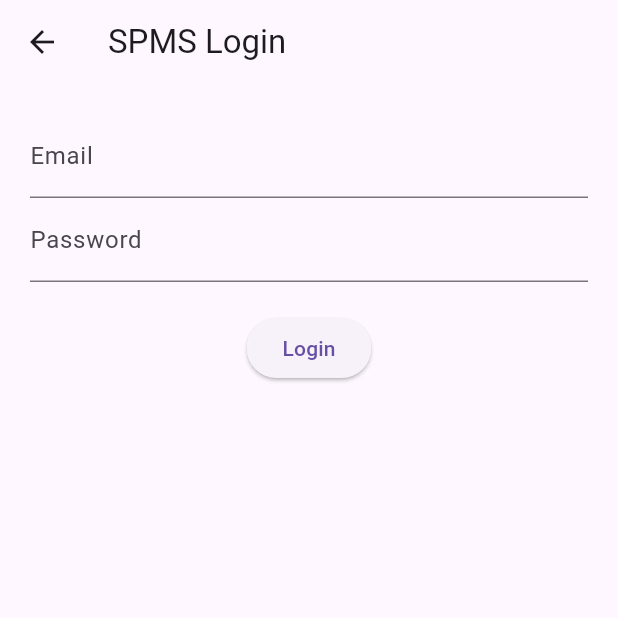
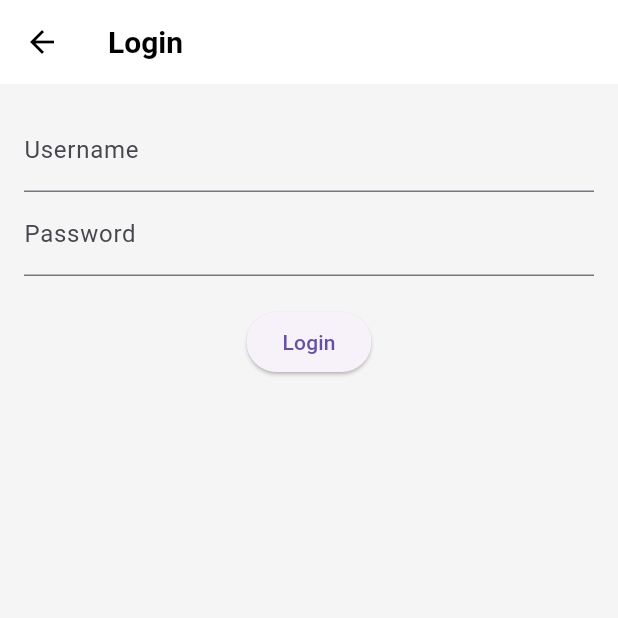
Before and after one commit to qmuuoryan/spms-frontend, a Flutter app: the screen it shows after launch, after a tap on "Login", on a phone screen of 412 x 824 dp, the top half of it. Run offline on Flutter 3.47's test engine with Material 3 defaults, Android fonts, the phone set to English and light mode, and no system bars; network calls fail.

```diff
--- a/lib/index_page.dart
+++ b/lib/index_page.dart
@@ -1,6 +1,8 @@
 import 'package:flutter/material.dart';
 import 'screens/login_screen.dart';
 import 'screens/register_screen.dart';
+import 'widgets/navbar.dart';
+import 'widgets/footer.dart';
 
 class IndexPage extends StatelessWidget {
   const IndexPage({super.key});
@@ -8,51 +10,68 @@ class IndexPage extends StatelessWidget {
   @override
   Widget build(BuildContext context) {
     return Scaffold(
-      appBar: AppBar(
-        title: const Text("SPMS", style: TextStyle(fontWeight: FontWeight.bold)),
-        actions: [
-          TextButton(
-            onPressed: () {
-              Navigator.push(
-                context,
-                MaterialPageRoute(builder: (_) => const LoginScreen()),
-              );
-            },
-            child: const Text("Login", style: TextStyle(color: Colors.black)),
+      appBar: const NavBar(),
+      body: Container(
+        decoration: const BoxDecoration(
+          gradient: LinearGradient(
+            colors: [Color(0xFFE0F7FA), Color(0xFFB2EBF2)],
+            begin: Alignment.topCenter,
+            end: Alignment.bottomCenter,
           ),
-          TextButton(
-            onPressed: () {
-              Navigator.push(
-                context,
-                MaterialPageRoute(builder: (_) => const RegisterScreen()),
-              );
-            },
-            child: const Text("Register", style: TextStyle(color: Colors.black)),
+        ),
+        child: ListView(
+          children: [
+            const SizedBox(height: 20),
+            Center(
+              child: Image.asset(
+                'assets/images/spms_banner.png',
+                height: 200,
+                fit: BoxFit.contain,
+              ),
+            ),
+            const SizedBox(height: 30),
+            Center(
+              child: Container(
+                margin: const EdgeInsets.symmetric(horizontal: 24),
+                padding: const EdgeInsets.all(20),
+                decoration: BoxDecoration(
+                  color: Colors.white.withOpacity(0.95),
+                  borderRadius: BorderRadius.circular(16),
+                  boxShadow: [
+                    BoxShadow(
+                      color: Colors.teal.shade100,
+                      blurRadius: 12,
+                      offset: const Offset(0, 6),
                     ),
                   ],
                 ),
-      body: Center(
-        child: Container(
-          padding: const EdgeInsets.symmetric(horizontal: 30, vertical: 40),
-          child: Column(
-            mainAxisAlignment: MainAxisAlignment.center,
-            children: const [
+                child: const Column(
+                  children: [
                     Text(
                       "Senior Project Management System (SPMS)",
-                style: TextStyle(fontSize: 24, fontWeight: FontWeight.bold),
+                      style: TextStyle(
+                        fontSize: 24,
+                        fontWeight: FontWeight.bold,
+                        color: Colors.teal,
+                      ),
                       textAlign: TextAlign.center,
                     ),
                     SizedBox(height: 20),
                     Text(
-                "SPMS is a comprehensive platform to manage student final-year projects, "
-                "including topic submission, supervisor allocation, proposal review, and progress tracking.",
+                      "SPMS is a comprehensive platform for managing final-year student projects. "
+                      "It supports topic submission, supervisor assignment, proposal reviews, and real-time progress tracking.",
+                      style: TextStyle(fontSize: 16, height: 1.6),
                       textAlign: TextAlign.center,
-                style: TextStyle(fontSize: 16, height: 1.5),
                     ),
                   ],
                 ),
               ),
             ),
+            const SizedBox(height: 60),
+            const Center(child: Footer()),
+          ],
+        ),
+      ),
     );
   }
 }
--- a/lib/main.dart
+++ b/lib/main.dart
@@ -1,11 +1,10 @@
 import 'package:flutter/material.dart';
-import 'index_page.dart';
 import 'screens/login_screen.dart';
 import 'screens/register_screen.dart';
 import 'screens/student_dashboard.dart';
 import 'screens/supervisor_dashboard.dart';
 import 'screens/lecturer_dashboard.dart';
-import 'screens/admin_dashboard.dart';
+import 'index_page.dart';
 
 void main() {
   runApp(const SPMSApp());
@@ -19,15 +18,28 @@ class SPMSApp extends StatelessWidget {
     return MaterialApp(
       title: 'SPMS',
       debugShowCheckedModeBanner: false,
-      theme: ThemeData(primarySwatch: Colors.teal),
-      home: const IndexPage(),
+      theme: ThemeData(
+        primarySwatch: Colors.indigo,
+        scaffoldBackgroundColor: Colors.grey[100],
+        appBarTheme: const AppBarTheme(
+          backgroundColor: Colors.white,
+          elevation: 0,
+          iconTheme: IconThemeData(color: Colors.black),
+          titleTextStyle: TextStyle(
+            color: Colors.black,
+            fontSize: 20,
+            fontWeight: FontWeight.bold,
+          ),
+        ),
+      ),
+      initialRoute: '/',
       routes: {
-        '/login': (_) => const LoginScreen(),
-        '/register': (_) => const RegisterScreen(),
-        '/student_home': (_) => const StudentDashboard(),
-        '/supervisor_home': (_) => const SupervisorDashboard(),
-        '/lecturer_home': (_) => const LecturerDashboard(),
-        '/admin_home': (_) => const AdminDashboard(),
+        '/': (context) => const IndexPage(),
+        '/login': (context) => const LoginScreen(),
+        '/register': (context) => const RegisterScreen(),
+        '/student_home': (context) => const Scaffold(body: Center(child: Text("Student Dashboard Placeholder"))),
+        '/supervisor_home': (context) => const Scaffold(body: Center(child: Text("Supervisor Dashboard Placeholder"))),
+        '/lecturer_home': (context) => const Scaffold(body: Center(child: Text("Lecturer Dashboard Placeholder"))),
       },
     );
   }
--- a/lib/screens/login_screen.dart
+++ b/lib/screens/login_screen.dart
@@ -1,71 +1,68 @@
 import 'package:flutter/material.dart';
 import '../services/api_service.dart';
+import 'student_dashboard.dart';
+import 'supervisor_dashboard.dart';
+import 'lecturer_dashboard.dart';
 
 class LoginScreen extends StatefulWidget {
   const LoginScreen({super.key});
 
   @override
-  _LoginScreenState createState() => _LoginScreenState();
+  State<LoginScreen> createState() => _LoginScreenState();
 }
 
 class _LoginScreenState extends State<LoginScreen> {
-  final emailController = TextEditingController();
-  final passwordController = TextEditingController();
-  String? errorMessage;
+  final TextEditingController emailController = TextEditingController();
+  final TextEditingController passwordController = TextEditingController();
+  bool isLoading = false;
 
-  void handleLogin() async {
-    print("Login button pressed");
-    print("Email: ${emailController.text}");
-    print("Password: ${passwordController.text}");
-
-
-
+  void loginUser() async {
+    setState(() => isLoading = true);
     try {
-      final result = await ApiService.login(
-        emailController.text,
-        passwordController.text,
-      );
-      print("Login Response: $result");
-
-      final token = result['token'];
-      final role = result['role'];
-
-      ScaffoldMessenger.of(context).showSnackBar(
-        SnackBar(content: Text('Login successful! Role: $role')),
+      final response = await ApiService.login(
+        emailController.text.trim(),
+        passwordController.text.trim(),
       );
 
+      final token = response['token'];
+      final role = response['role'];
+
       if (role == 'student') {
-        Navigator.pushReplacementNamed(context, '/student_home');
-      }
-      else if (role == 'supervisor') {
-        Navigator.pushReplacementNamed(context, '/supervisor_home');
-      }
-      else if (role == 'lecturer'){
-        Navigator.pushReplacementNamed(context, '/lecturer_home');
-      }
-      else if (role == 'admin'){
-        Navigator.pushReplacementNamed(context, '/admin_home');
-      }
-      else {
-        setState(() => errorMessage = "Unknown role: $role");
+        Navigator.pushReplacement(
+          context,
+          MaterialPageRoute(builder: (_) => StudentDashboard(token: token)),
+        );
+      } else if (role == 'supervisor') {
+        Navigator.pushReplacement(
+          context,
+          MaterialPageRoute(builder: (_) => SupervisorDashboard(token: token)),
+        );
+      } else if (role == 'lecturer') {
+        Navigator.pushReplacement(
+          context,
+          MaterialPageRoute(builder: (_) => LecturerDashboard(token: token)),
+        );
       }
     } catch (e) {
-      print("Login failed: $e");
-      setState(() => errorMessage = e.toString());
+      ScaffoldMessenger.of(context).showSnackBar(
+        SnackBar(content: Text(e.toString())),
+      );
+    } finally {
+      setState(() => isLoading = false);
     }
   }
 
   @override
   Widget build(BuildContext context) {
     return Scaffold(
-      appBar: AppBar(title: const Text("SPMS Login")),
+      appBar: AppBar(title: const Text("Login")),
       body: Padding(
-        padding: const EdgeInsets.all(20.0),
+        padding: const EdgeInsets.all(16),
         child: Column(
           children: [
             TextField(
               controller: emailController,
-              decoration: const InputDecoration(labelText: "Email"),
+              decoration: const InputDecoration(labelText: "Username"),
             ),
             TextField(
               controller: passwordController,
@@ -74,17 +71,11 @@ class _LoginScreenState extends State<LoginScreen> {
             ),
             const SizedBox(height: 20),
             ElevatedButton(
-              onPressed: handleLogin,
-              child: const Text("Login"),
+              onPressed: isLoading ? null : loginUser,
+              child: isLoading
+                  ? const CircularProgressIndicator(color: Colors.white)
+                  : const Text("Login"),
             ),
-            if (errorMessage != null)
-              Padding(
-                padding: const EdgeInsets.only(top: 10),
-                child: Text(
-                  errorMessage!,
-                  style: const TextStyle(color: Colors.red),
-                ),
-              ),
           ],
         ),
       ),
--- a/lib/screens/register_screen.dart
+++ b/lib/screens/register_screen.dart
@@ -45,7 +45,7 @@ class _RegisterScreenState extends State<RegisterScreen> {
           children: [
             DropdownButton<String>(
               value: selectedRole,
-              items: ['student', 'supervisor', 'Lecturer', 'admin'].map((role) {
+              items: ['student', 'supervisor', 'lecturer', 'admin'].map((role) {
                 return DropdownMenuItem(
                   value: role,
                   child: Text(role.toUpperCase()),
```
Also changed, not shown: lib/screens/lecturer_dashboard.dart (+11 -3 lines), lib/screens/student_dashboard.dart (+65 -4 lines), lib/screens/supervisor_dashboard.dart (+11 -3 lines), lib/services/api_service.dart (+22 -5 lines), assets/images/spms_banner.png (added). Lines whose indentation alone changed are shown as unchanged.
